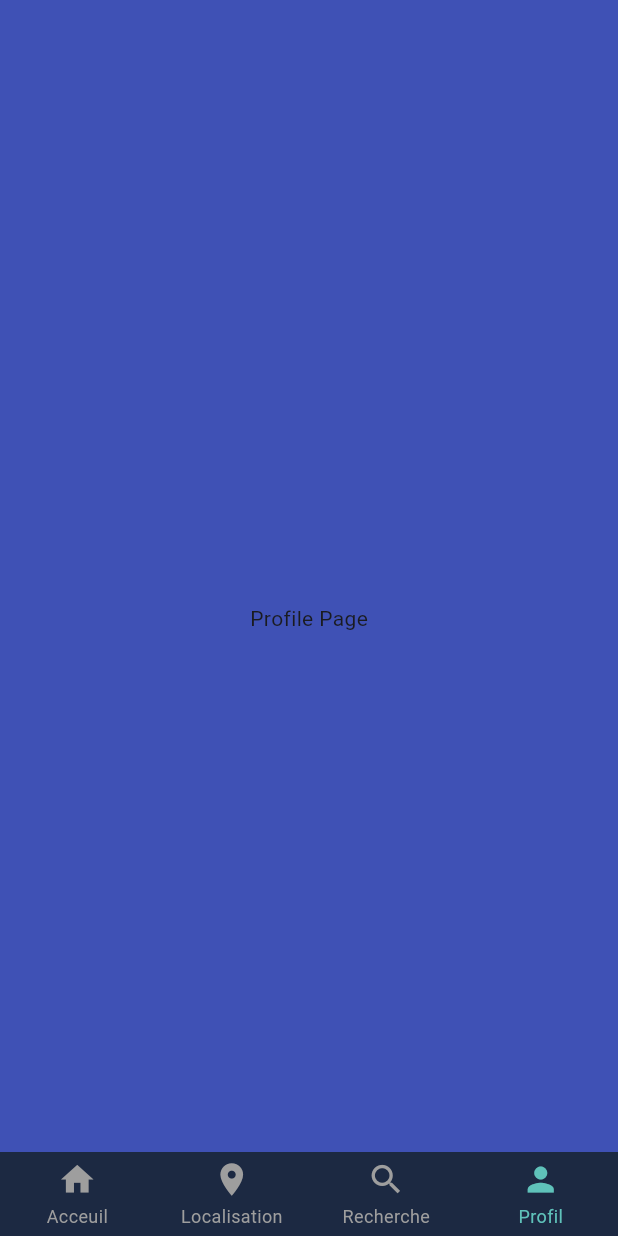
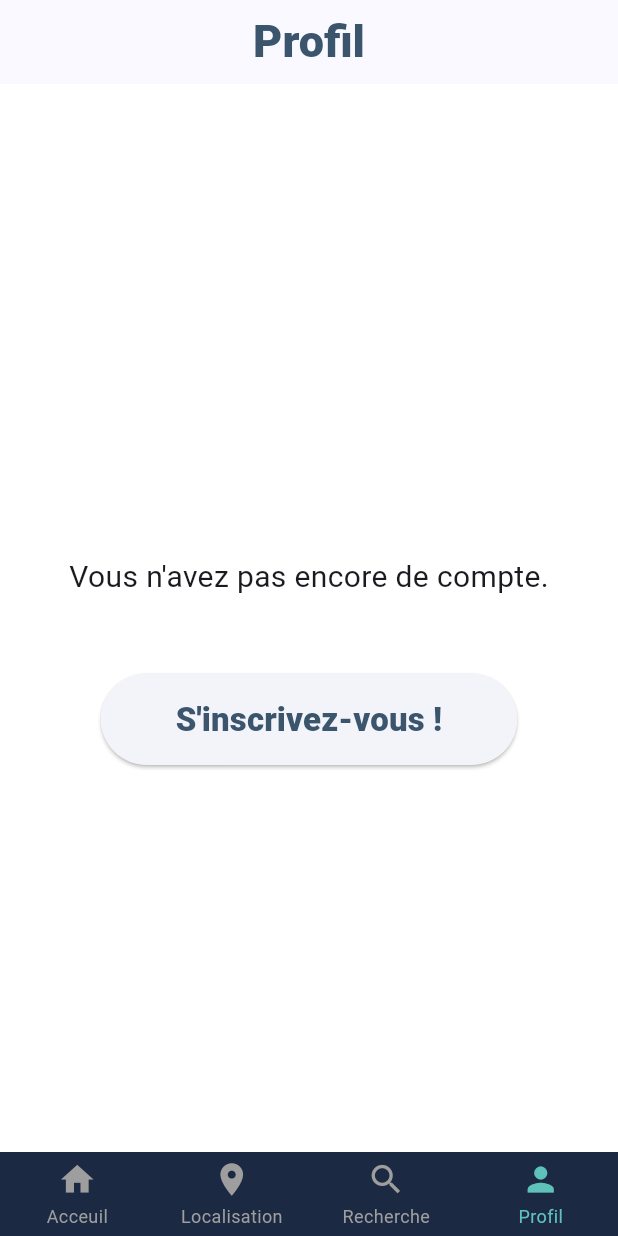
Before and after one commit to F38STUDIO/niamcity, a Flutter app: the screen it shows after launch, item 4 of the bottom bar chosen, on a phone screen of 412 x 824 dp. Run offline on Flutter 3.47's test engine with Material 2 defaults, Android fonts, the light colour scheme and no system bars; drawn by our look-alikes of persistent_bottom_nav_bar; our stand-ins replace google_maps_flutter.

Commit message:
login registraton profil 1 & 2

```diff
--- a/lib/main.dart
+++ b/lib/main.dart
@@ -18,6 +18,7 @@ class MyApp extends StatelessWidget {
       theme: ThemeData(
         colorScheme: ColorScheme.fromSeed(seedColor: Couleurs.d),
         useMaterial3: true,
+        scaffoldBackgroundColor: Colors.white,
       ),
       home: const MainPage(),
     );
--- a/lib/models/utilisateur.dart
+++ b/lib/models/utilisateur.dart
@@ -1,10 +1,12 @@
 class Utilisateur {
   String id;
   String nom;
+  String address;
   int numero;
   Utilisateur({
     required this.id,
     required this.nom,
+    required this.address,
     required this.numero,
   });
 }
--- a/lib/screens/location_page.dart
+++ b/lib/screens/location_page.dart
@@ -1,8 +1,6 @@
 import 'dart:async';
-
 import 'package:flutter/material.dart';
 import 'package:google_maps_flutter/google_maps_flutter.dart';
-
 import '../donnee_fixes/couleurs.dart';
 
 class LocationPage extends StatefulWidget {
--- a/lib/screens/profile_page.dart
+++ b/lib/screens/profile_page.dart
@@ -1,12 +1,53 @@
 import 'package:flutter/material.dart';
+import 'package:niamcity/donnee_fixes/couleurs.dart';
+import 'package:niamcity/screens/registration_page.dart';
 
 class ProfilePage extends StatelessWidget {
-  const ProfilePage({Key? key}) : super(key: key);
+  const ProfilePage({super.key});
 
   @override
   Widget build(BuildContext context) {
-    return const Center(
-      child: Text("Profile Page"),
-    );
+    return Scaffold(
+        appBar: AppBar(
+          centerTitle: true,
+          title: const Text(
+            'Profil',
+            style: TextStyle(
+                fontSize: 30, fontWeight: FontWeight.w800, color: Couleurs.c),
+          ),
+        ),
+        body: Center(
+          child: Column(
+            mainAxisAlignment: MainAxisAlignment.center,
+            children: <Widget>[
+              const Text(
+                'Vous n\'avez pas encore de compte.',
+                style: TextStyle(
+                  fontSize: 20,
+                ),
+              ),
+              const SizedBox(height: 50),
+              ElevatedButton(
+                style: ElevatedButton.styleFrom(
+                    padding: const EdgeInsets.only(
+                        left: 50, right: 50, bottom: 15, top: 15)),
+                onPressed: () {
+                  // Naviguez vers l'écran d'inscription ici
+                  Navigator.of(context).push(MaterialPageRoute(
+                    builder: (context) => const RegistrationPage(),
+                  ));
+                  // Vous pouvez utiliser Navigator pour cela.
+                },
+                child: const Text(
+                  'S\'inscrivez-vous !',
+                  style: TextStyle(
+                      fontSize: 22,
+                      fontWeight: FontWeight.w800,
+                      color: Couleurs.c),
+                ),
+              ),
+            ],
+          ),
+        ));
   }
 }
```
Also changed, not shown: lib/screens/login_page.dart (added, +95 -0 lines), lib/screens/profil1_paage.dart (added, +58 -0 lines), lib/screens/registration_page.dart (added, +120 -0 lines), lib/widgets/profile_item.dart (added, +24 -0 lines).
